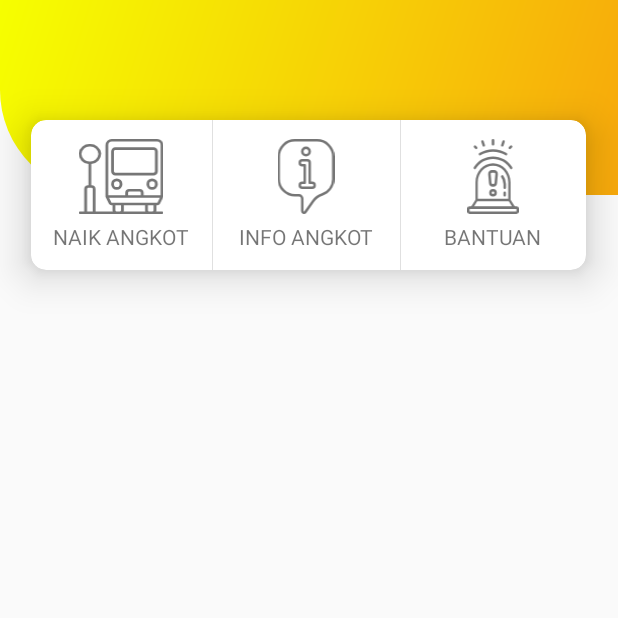
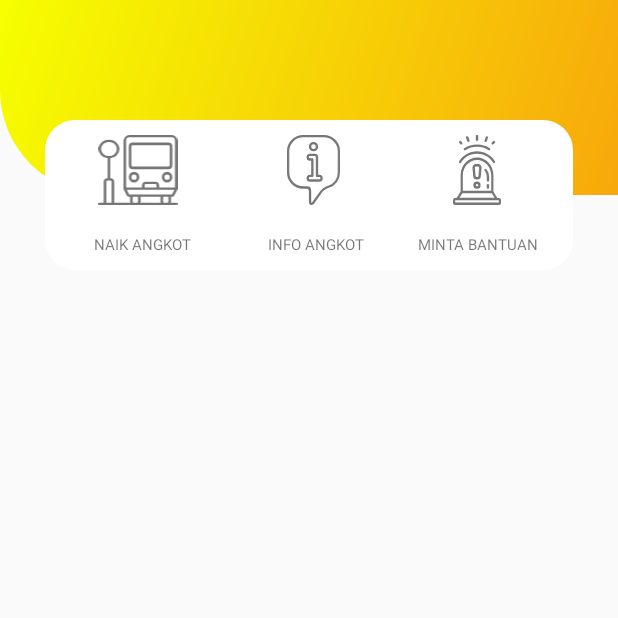
Before and after one commit to rachmadbagas/sikuning, an Android app: the MainMenuActivity screen opened directly, with no data from a screen before it, on a phone screen of 412 x 824 dp, the top half of it. Run offline under Robolectric (Android 15) with nearby library versions, the light colour scheme and no system bars.

Commit message:
SAYA SUDAH PUSH 4X

```diff
--- a/app/build.gradle
+++ b/app/build.gradle
@@ -21,7 +21,7 @@ android {
 dependencies {
     implementation fileTree(dir: 'libs', include: ['*.jar'])
     implementation 'com.android.support:appcompat-v7:27.1.1'
-    implementation 'com.android.support:cardview-v7:27.+'
+    implementation 'com.android.support:cardview-v7:27.1.1'
     implementation 'com.android.support.constraint:constraint-layout:1.1.3'
     implementation 'com.android.support:support-v4:27.1.1'
     implementation 'com.google.android.gms:play-services-maps:16.1.0'
--- a/app/src/main/java/io/jagoketik/sikuning/LoginActivity.java
+++ b/app/src/main/java/io/jagoketik/sikuning/LoginActivity.java
@@ -25,6 +25,8 @@ public class LoginActivity extends AppCompatActivity {
                 .add(R.id.loginContainer,new footerFrag())
                 .commit();
 
+
     }
 
+
 }
--- a/app/src/main/java/io/jagoketik/sikuning/MainMenuActivity.java
+++ b/app/src/main/java/io/jagoketik/sikuning/MainMenuActivity.java
@@ -10,7 +10,8 @@ public class MainMenuActivity extends AppCompatActivity {
     protected void onCreate(Bundle savedInstanceState) {
         super.onCreate(savedInstanceState);
         setContentView(R.layout.activity_main_menu);
-        TextView usernameTV = findViewById(R.id.usernameTV);
-        usernameTV.setText(this.getIntent().getSerializableExtra("username").toString());
+
+//        getSupportFragmentManager().beginTransaction()
+//                .commit();
     }
 }
--- a/app/src/main/java/io/jagoketik/sikuning/loginFragment.java
+++ b/app/src/main/java/io/jagoketik/sikuning/loginFragment.java
@@ -34,7 +34,8 @@ public class loginFragment extends Fragment{
         masuk.setOnClickListener(new View.OnClickListener() {
             @Override
             public void onClick(View view) {
-
+                Intent as = new Intent(getActivity(),MainMenuActivity.class);
+                startActivity(as);
             }
         });
 
--- a/app/src/main/res/layout/activity_main_menu.xml
+++ b/app/src/main/res/layout/activity_main_menu.xml
@@ -12,123 +12,95 @@
         android:layout_height="130dp"
         android:background="@drawable/gradient_atas"/>
 
+
     <LinearLayout
-        android:layout_width="380dp"
-        android:layout_height="30dp"
-        android:layout_marginTop="10dp"
+        android:id="@+id/cv1"
+        android:layout_width="match_parent"
+        android:layout_marginHorizontal="30dp"
+        android:layout_height="100dp"
+        android:background="@drawable/main_menu_panel"
         android:layout_centerHorizontal="true"
-        android:paddingHorizontal="5dp"
-        android:id="@+id/panelAtas"
-        android:orientation="horizontal">
+        android:layout_marginTop="80dp"
+        android:orientation="vertical"
+        >
+
+        <LinearLayout
+            android:layout_width="match_parent"
+            android:layout_height="match_parent"
+            android:orientation="horizontal"
+            android:layout_weight="1">
+
+
+
+                <ImageView
+                    android:layout_width="wrap_content"
+                    android:layout_height="match_parent"
+                    android:layout_margin="10dp"
+                    android:layout_gravity="center"
+                    android:src="@drawable/ic_naik"
+                    android:layout_weight="1" />
+
+                <ImageView
+                    android:layout_width="wrap_content"
+                    android:layout_height="match_parent"
+                    android:layout_margin="10dp"
+                    android:layout_gravity="center"
+                    android:src="@drawable/ic_information"
+                    android:layout_weight="1"/>
+
+                <ImageView
+                    android:layout_width="wrap_content"
+                    android:layout_height="match_parent"
+                    android:layout_marginLeft="10dp"
+                    android:layout_marginRight="20dp"
+                    android:layout_marginTop="10dp"
+                    android:layout_marginBottom="10dp"
+                    android:layout_gravity="center"
+                    android:src="@drawable/ic_alert"
+                    android:layout_weight="1"/>
+
+
+
+
+        </LinearLayout>
+
+        <LinearLayout
+            android:layout_width="match_parent"
+            android:layout_height="match_parent"
+            android:layout_weight="2"
+            android:orientation="horizontal"
+            android:layout_marginHorizontal="5dp">
+
+            <TextView
+                android:layout_height="match_parent"
+                android:layout_width="wrap_content"
+                android:gravity="center"
+                android:text="NAIK ANGKOT"
+                android:layout_weight="1"
+                android:textSize="10dp"
+                android:layout_marginLeft="10dp"
+                android:layout_marginRight="10dp"/>
+            <TextView
+                android:layout_height="match_parent"
+                android:layout_width="wrap_content"
+                android:gravity="center"
+                android:text="INFO ANGKOT"
+                android:layout_weight="1"
+                android:textSize="10dp"
+                android:layout_marginLeft="6dp"/>
+
+            <TextView
+                android:layout_height="match_parent"
+                android:layout_width="wrap_content"
+                android:gravity="center"
+                android:text="MINTA BANTUAN"
+                android:layout_weight="1"
+                android:textSize="10dp"
+                android:layout_marginHorizontal="1dp"/>
+
+        </LinearLayout>
 
     </LinearLayout>
 
-    <android.support.v7.widget.CardView
-        android:id="@+id/cv1"
-        android:layout_width="370dp"
-        android:layout_height="100dp"
-        android:background="@drawable/main_menu_panel"
-        app:cardElevation="16dp"
-        app:cardCornerRadius="10dp"
-        android:layout_centerHorizontal="true"
-        android:layout_marginTop="80dp">
 
-        <GridLayout
-            android:layout_width="match_parent"
-            android:layout_height="match_parent"
-            android:columnCount="5"
-            android:rowCount="1">
-
-
-            <GridLayout
-                android:layout_width="120dp"
-                android:layout_rowWeight="1"
-                android:layout_columnWeight="1"
-                android:layout_gravity="center_horizontal"
-                android:columnCount="1"
-                android:padding="10dp"
-                android:rowCount="2">
-
-                <ImageView
-                    android:layout_width="100dp"
-                    android:layout_height="50dp"
-                    android:layout_rowWeight="1"
-                    android:layout_columnWeight="1"
-                    android:layout_gravity="center"
-                    android:src="@drawable/ic_naik" />
-
-                <TextView
-                    android:layout_rowWeight="1"
-                    android:layout_columnWeight="1"
-                    android:layout_gravity="center"
-                    android:text="NAIK ANGKOT" />
-
-            </GridLayout>
-
-            <View
-                android:paddingVertical="10dp"
-                android:id="@+id/divider1"
-                android:layout_width="0.5dp"
-                android:layout_height="match_parent"
-                android:background="?android:attr/listDivider" />
-
-            <GridLayout
-                android:layout_width="120dp"
-                android:layout_rowWeight="1"
-                android:layout_columnWeight="1"
-                android:columnCount="1"
-                android:padding="10dp"
-                android:rowCount="2">
-
-                <ImageView
-                    android:layout_width="100dp"
-                    android:layout_height="50dp"
-                    android:layout_rowWeight="1"
-                    android:layout_columnWeight="1"
-                    android:layout_gravity="center"
-                    android:src="@drawable/ic_information" />
-
-                <TextView
-                    android:layout_rowWeight="1"
-                    android:layout_columnWeight="1"
-                    android:layout_gravity="center"
-                    android:text="INFO ANGKOT" />
-
-            </GridLayout>
-
-            <View
-                android:paddingVertical="10dp"
-                android:id="@+id/divider2"
-                android:layout_width="0.5dp"
-                android:layout_height="match_parent"
-                android:background="?android:attr/listDivider" />
-
-            <GridLayout
-                android:layout_width="120dp"
-                android:layout_rowWeight="1"
-                android:layout_columnWeight="1"
-                android:columnCount="1"
-                android:padding="10dp"
-                android:rowCount="2">
-
-                <ImageView
-                    android:layout_width="100dp"
-                    android:layout_height="50dp"
-                    android:layout_rowWeight="1"
-                    android:layout_columnWeight="1"
-                    android:layout_gravity="center"
-                    android:src="@drawable/ic_alert" />
-
-                <TextView
-                    android:layout_rowWeight="1"
-                    android:layout_columnWeight="1"
-                    android:layout_gravity="center"
-                    android:text="BANTUAN" />
-
-            </GridLayout>
-
-
-        </GridLayout>
-
-    </android.support.v7.widget.CardView>
 </RelativeLayout>
--- a/app/src/main/res/layout/fragment_login.xml
+++ b/app/src/main/res/layout/fragment_login.xml
@@ -47,14 +47,18 @@
             android:layout_width="match_parent"
             android:columnCount="2"
             android:rowCount="1"
-            android:layout_height="match_parent">
+            android:layout_height="match_parent"
+            android:layout_marginTop="40dp">
+
             <Button
                 android:id="@+id/btn_regis"
+                android:layout_width="wrap_content"
+                android:layout_height="58dp"
+                android:width="140dp"
+                android:background="@android:color/transparent"
                 android:text="daftar ?"
                 android:textAllCaps="false"
-                android:width="140dp"
-                android:textColor="@color/biru"
-                android:background="@android:color/transparent"/>
+                android:textColor="@color/biru" />
 
             <Button
                 android:id="@+id/btn_login"
--- a/app/src/main/res/layout/fragment_main_content.xml
+++ b/app/src/main/res/layout/fragment_main_content.xml
@@ -4,11 +4,11 @@
     xmlns:tools="http://schemas.android.com/tools"
     android:layout_width="match_parent"
     android:layout_height="match_parent"
-    tools:context=".mainContent">
+    tools:context=".mainContent"
+    android:layout_marginTop="180dp">
     <GridLayout
         android:layout_width="380dp"
         android:layout_height="wrap_content"
-        android:layout_below="@+id/cv1"
         android:layout_marginTop="20dp"
         android:columnCount="3"
         android:rowCount="3"
--- a/app/src/main/res/layout/fragment_main_username.xml
+++ b/app/src/main/res/layout/fragment_main_username.xml
@@ -7,7 +7,8 @@
     android:orientation="horizontal"
     android:layout_marginTop="10dp"
     android:layout_centerHorizontal="true"
-    android:paddingHorizontal="5dp">
+    android:paddingHorizontal="5dp"
+    android:layout_gravity="center_horizontal">
 
         <GridLayout
             android:layout_width="wrap_content"
--- a/app/src/main/res/layout/fragment_registration.xml
+++ b/app/src/main/res/layout/fragment_registration.xml
@@ -43,7 +43,8 @@
             android:hint="konfirmasi password"
             android:paddingVertical="20dp"
             android:paddingHorizontal="15dp"
-            android:inputType="textPassword"/>
+            android:inputType="textPassword"
+            android:layout_marginBottom="10dp"/>
 
         <Button
             android:id="@+id/daftarBtn"
--- a/app/src/main/res/values/styleNoActionBar.xml
+++ b/app/src/main/res/values/styleNoActionBar.xml
@@ -6,6 +6,7 @@
         <item name="colorPrimary">@color/colorPrimary</item>
         <item name="colorPrimaryDark">@color/colorPrimaryDark</item>
         <item name="colorAccent">@color/colorAccent</item>
+        <item name="android:windowTranslucentStatus">true</item>
     </style>
 
 </resources>
--- a/app/src/main/res/values/styles.xml
+++ b/app/src/main/res/values/styles.xml
@@ -6,6 +6,7 @@
         <item name="colorPrimary">@color/colorPrimary</item>
         <item name="colorPrimaryDark">@color/colorPrimaryDark</item>
         <item name="colorAccent">@color/colorAccent</item>
+        <item name="android:statusBarColor">@color/gkuning</item>
     </style>
 
 </resources>
```
